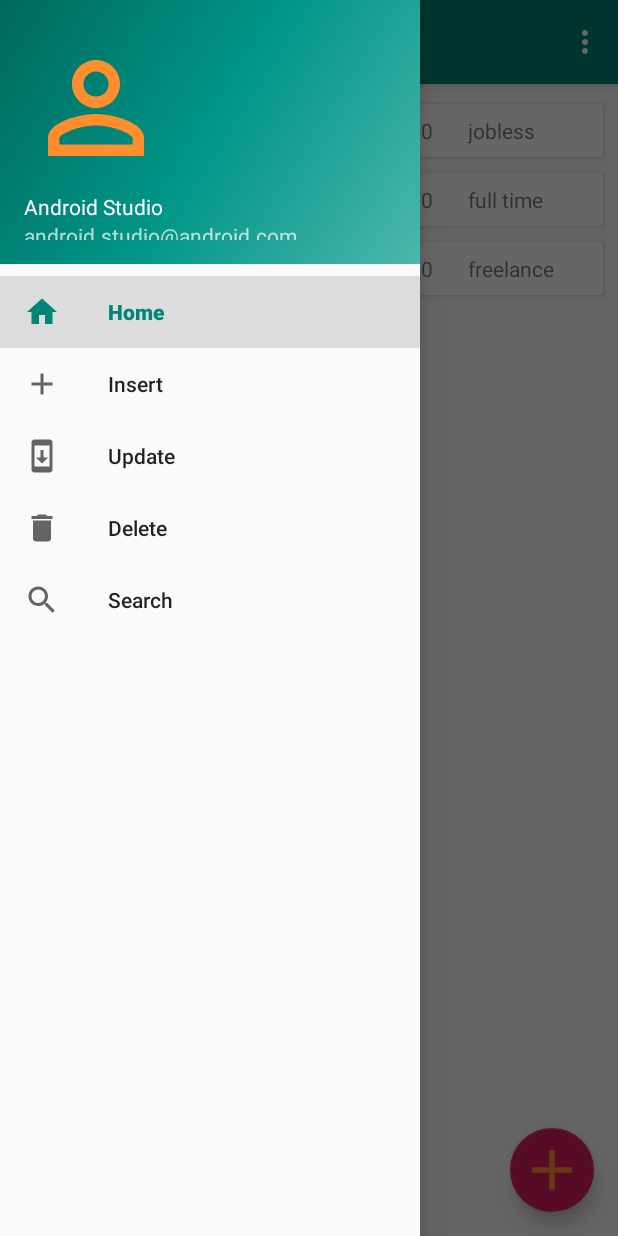
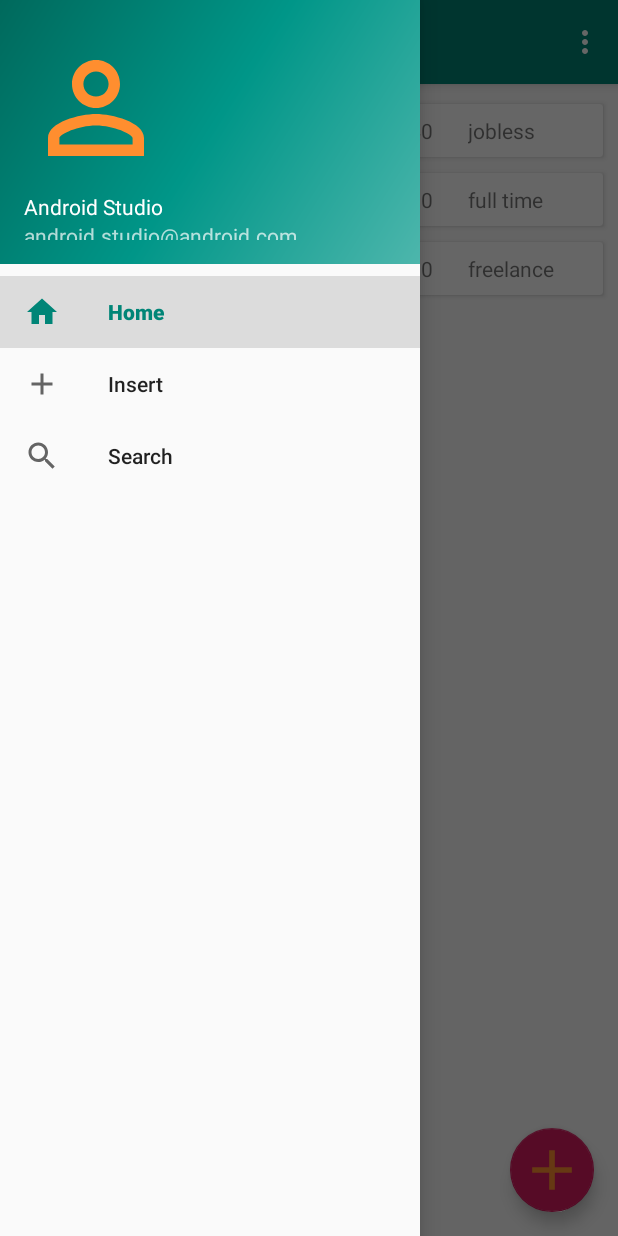
Before and after one commit to animevn/SqliteDatabaseRoomDemo, an Android app: the screen it shows after launch (MainActivity), with the side drawer open, on a phone screen of 412 x 824 dp. Run offline under Robolectric (Android 15) with nearby library versions, the phone set to English and light mode, and no system bars; our stand-ins replace Room's generated code, navigation-ui.

```diff
--- a/app/src/main/java/com/haanhgs/sqlitedatabaseroomdemo/Adapter.java
+++ b/app/src/main/java/com/haanhgs/sqlitedatabaseroomdemo/Adapter.java
@@ -6,9 +6,7 @@ import android.view.LayoutInflater;
 import android.view.View;
 import android.view.ViewGroup;
 import android.widget.TextView;
-
 import com.haanhgs.sqlitedatabaseroomdemo.model.tables.PersonWithJob;
-
 import java.util.List;
 import androidx.annotation.NonNull;
 import androidx.navigation.Navigation;
@@ -32,7 +30,7 @@ public class Adapter extends RecyclerView.Adapter<Adapter.ViewHolder> {
     @Override
     public ViewHolder onCreateViewHolder(@NonNull ViewGroup parent, int viewType) {
         View view = LayoutInflater.from(context).inflate(
-                R.layout.fragment_home_recycler_item,
+                R.layout.recycler_item,
                 parent, false);
         return new ViewHolder(view);
     }
--- a/app/src/main/java/com/haanhgs/sqlitedatabaseroomdemo/model/Model.java
+++ b/app/src/main/java/com/haanhgs/sqlitedatabaseroomdemo/model/Model.java
@@ -74,7 +74,7 @@ public class Model extends AndroidViewModel {
         return repo.findPersonById(personId);
     }
 
-    public LiveData<List<Person>> findPersonByName(String name){
+    public LiveData<List<PersonWithJob>> findPersonByName(String name){
         return repo.findPersonByName(name);
     }
 
--- a/app/src/main/java/com/haanhgs/sqlitedatabaseroomdemo/model/PersonDao.java
+++ b/app/src/main/java/com/haanhgs/sqlitedatabaseroomdemo/model/PersonDao.java
@@ -3,7 +3,6 @@ package com.haanhgs.sqlitedatabaseroomdemo.model;
 import com.haanhgs.sqlitedatabaseroomdemo.model.tables.Job;
 import com.haanhgs.sqlitedatabaseroomdemo.model.tables.Person;
 import com.haanhgs.sqlitedatabaseroomdemo.model.tables.PersonWithJob;
-
 import java.util.List;
 import androidx.lifecycle.LiveData;
 import androidx.room.Dao;
@@ -18,7 +17,8 @@ public interface PersonDao {
     @Insert
     void insertPerson(Person person);
 
-
+    @Update
+    void update(Person person);
 
     @Query("delete from person_table")
     void deleteAllPerson();
@@ -26,14 +26,8 @@ public interface PersonDao {
     @Query("delete from person_table where name = :name")
     void deletePersonByName(String name);
 
-    @Update
-    void update(Person person);
-
     @Query("select * from person_table where person_id = :personId")
     LiveData<Person> findPersonById(int personId);
-
-//    @Query("select * from person_table order by person_id asc")
-//    LiveData<List<Person>> getAllPerson();
 
     @Query("select person_table.person_id, person_table.name, person_table.age, " +
             "job_table.job_id, job_table.job_name from person_table left join job_table " +
@@ -49,8 +43,10 @@ public interface PersonDao {
     @Query("select * from person_table limit 1")
     Person[] getAnyPerson();
 
-    @Query("select * from person_table where name like :name order by name")
-    LiveData<List<Person>> findPersonByName(String name);
+    @Query("select person_table.person_id, person_table.name, person_table.age, " +
+            "job_table.job_id, job_table.job_name from person_table left join job_table " +
+            "on person_table.joib_id = job_table.job_id where name = :name")
+    LiveData<List<PersonWithJob>> findPersonByName(String name);
 
     @Insert
     void insertJob(Job job);
@@ -70,7 +66,6 @@ public interface PersonDao {
     @Query("select * from job_table where job_id = :jobId limit 1")
     LiveData<Job> findJobById(int jobId);
 
-
     @Query("select * from job_table order by job_id asc")
     LiveData<List<Job>> getAllJob();
 
--- a/app/src/main/java/com/haanhgs/sqlitedatabaseroomdemo/model/RoomRepo.java
+++ b/app/src/main/java/com/haanhgs/sqlitedatabaseroomdemo/model/RoomRepo.java
@@ -186,7 +186,7 @@ public class RoomRepo {
         return personDao.findPersonById(personId);
     }
 
-    public LiveData<List<Person>> findPersonByName(String name){
+    public LiveData<List<PersonWithJob>> findPersonByName(String name){
         return personDao.findPersonByName(name);
     }
 
--- a/app/src/main/java/com/haanhgs/sqlitedatabaseroomdemo/model/tables/Person.java
+++ b/app/src/main/java/com/haanhgs/sqlitedatabaseroomdemo/model/tables/Person.java
@@ -1,7 +1,6 @@
 package com.haanhgs.sqlitedatabaseroomdemo.model.tables;
 
 import androidx.room.ColumnInfo;
-import androidx.room.Embedded;
 import androidx.room.Entity;
 import androidx.room.PrimaryKey;
 
--- a/app/src/main/res/drawable/delete.xml
+++ /dev/null
@@ -1,5 +0,0 @@
-<vector android:height="24dp" android:tint="#FF8E2F"
-    android:viewportHeight="24.0" android:viewportWidth="24.0"
-    android:width="24dp" xmlns:android="http://schemas.android.com/apk/res/android">
-    <path android:fillColor="#FF000000" android:pathData="M6,19c0,1.1 0.9,2 2,2h8c1.1,0 2,-0.9 2,-2V7H6v12zM19,4h-3.5l-1,-1h-5l-1,1H5v2h14V4z"/>
-</vector>
--- a/app/src/main/res/drawable/update.xml
+++ /dev/null
@@ -1,5 +0,0 @@
-<vector android:height="24dp" android:tint="#FF8E2F"
-    android:viewportHeight="24.0" android:viewportWidth="24.0"
-    android:width="24dp" xmlns:android="http://schemas.android.com/apk/res/android">
-    <path android:fillColor="#FF000000" android:pathData="M17,1.01L7,1c-1.1,0 -2,0.9 -2,2v18c0,1.1 0.9,2 2,2h10c1.1,0 2,-0.9 2,-2L19,3c0,-1.1 -0.9,-1.99 -2,-1.99zM17,19L7,19L7,5h10v14zM16,13h-3L13,8h-2v5L8,13l4,4 4,-4z"/>
-</vector>
--- a/app/src/main/res/menu/activity_main_drawer.xml
+++ b/app/src/main/res/menu/activity_main_drawer.xml
@@ -13,14 +13,6 @@
             android:icon="@drawable/insert"
             android:title="@string/insert" />
         <item
-            android:id="@+id/mniUpdate"
-            android:icon="@drawable/update"
-            android:title="@string/update" />
-        <item
-            android:id="@+id/mniDelete"
-            android:icon="@drawable/delete"
-            android:title="@string/delete" />
-        <item
             android:id="@+id/mniSearch"
             android:icon="@drawable/search"
             android:title="@string/search" />
```
Also changed, not shown: app/src/main/java/com/haanhgs/sqlitedatabaseroomdemo/MainActivity.java (+0 -7 lines), app/src/main/java/com/haanhgs/sqlitedatabaseroomdemo/ui/delete/DeleteFragment.java (deleted, +0 -54 lines), app/src/main/java/com/haanhgs/sqlitedatabaseroomdemo/ui/search/SearchFragment.java (+11 -7 lines), app/src/main/java/com/haanhgs/sqlitedatabaseroomdemo/ui/update/UpdateFragment.java (deleted, +0 -19 lines), app/src/main/res/layout/fragment_delete.xml (deleted, +0 -31 lines), app/src/main/res/layout/fragment_update.xml (deleted, +0 -18 lines), app/src/main/res/layout/recycler_item.xml (renamed from app/src/main/res/layout/fragment_home_recycler_item.xml).
